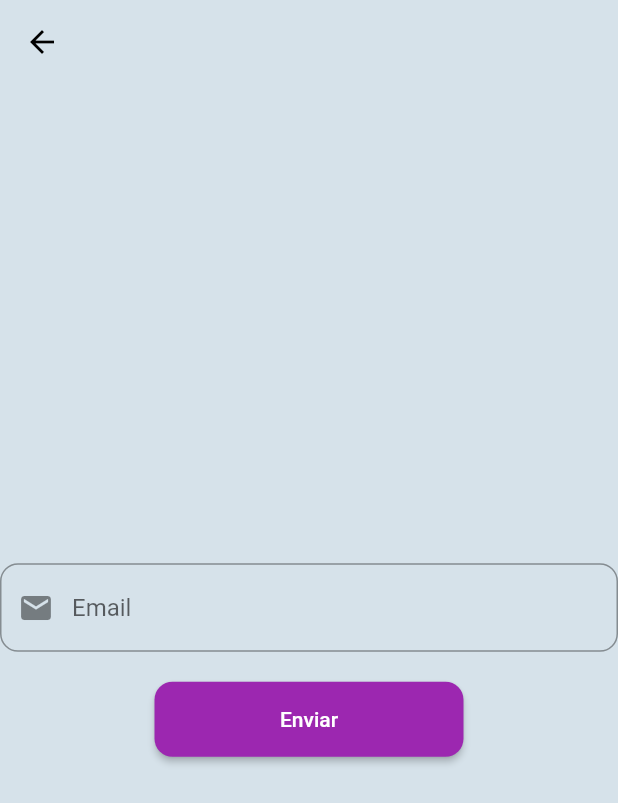
After one commit to JorgeArmas17/Arsim, a Flutter app: the screen it shows after launch, after a tap on "Recuperar Contraseña", on a phone screen of 412 x 824 dp. The commit adds this screen. Shown: the top 803 px of the screen. Run offline on Flutter 3.47's test engine with Material 2 defaults, Android fonts, the phone set to English and light mode, and no system bars; our stand-ins replace firebase_auth, firebase_core, rive; accounts and stored records are empty.

Commit message:
Recuperar Contraseña

```diff
--- a/lib/main.dart
+++ b/lib/main.dart
@@ -1,5 +1,4 @@
 import 'package:arsim/pages/auth_page.dart';
-import 'package:arsim/pages/login_page.dart';
 import 'package:flutter/material.dart';
 import 'package:firebase_core/firebase_core.dart';
 
--- /dev/null
+++ b/lib/pages/forgot_you_password.dart
@@ -0,0 +1,80 @@
+import 'package:arsim/pages/login_page.dart';
+import 'package:flutter/material.dart';
+
+import '../services/auth_services.dart';
+
+class ForgotPassScreen extends StatelessWidget {
+  ForgotPassScreen({Key? key}) : super(key: key);
+  TextEditingController _controller = TextEditingController();
+  @override
+  Widget build(BuildContext context) {
+    final Size size = MediaQuery.of(context).size;
+    return Scaffold(
+      backgroundColor: Color(0xffD6E2EA),
+      appBar: AppBar(
+        backgroundColor: Color(0xffD6E2EA),
+        elevation: 0,
+        iconTheme: const IconThemeData(color: Colors.black),
+      ),
+      body: Center(
+        child: Column(mainAxisAlignment: MainAxisAlignment.center, children: [
+          TextField(
+            controller: _controller,
+            onChanged: (value) {},
+            keyboardType: TextInputType.emailAddress,
+            decoration: InputDecoration(
+              hintText: "Email",
+              prefixIcon: const Icon(Icons.email),
+              border: OutlineInputBorder(
+                borderRadius: BorderRadius.circular(12),
+              ),
+            ),
+          ),
+          const SizedBox(height: 20),
+          MaterialButton(
+            minWidth: size.width * .5,
+            height: 50,
+            color: Colors.purple,
+            shape:
+                RoundedRectangleBorder(borderRadius: BorderRadius.circular(12)),
+            onPressed: () async {
+              if (_controller.text.trim().isEmpty) {
+                showToast(context, msg: "Error campo vacio");
+                return;
+              }
+              await AuthService.forgotYourPassword(_controller.text.trim());
+              Navigator.push(
+                context,
+                MaterialPageRoute(
+                  builder: (context) => LoginPage(
+                    onTap: () {},
+                  ),
+                ),
+              );
+            },
+            child: const Text(
+              "Enviar",
+              style: TextStyle(color: Colors.white),
+            ),
+          ),
+        ]),
+      ),
+    );
+  }
+
+  void showToast(BuildContext context, {required String msg}) {
+    ScaffoldMessenger.of(context).clearSnackBars();
+    ScaffoldMessenger.of(context).showSnackBar(
+      SnackBar(
+        shape: RoundedRectangleBorder(borderRadius: BorderRadius.circular(12)),
+        behavior: SnackBarBehavior.floating,
+        backgroundColor: Colors.redAccent,
+        content: Text(
+          msg,
+          style: TextStyle(color: Colors.white),
+          textAlign: TextAlign.center,
+        ),
+      ),
+    );
+  }
+}
--- a/lib/pages/login_page.dart
+++ b/lib/pages/login_page.dart
@@ -2,6 +2,8 @@ import 'package:arsim/components/my_button.dart';
 import 'package:firebase_auth/firebase_auth.dart';
 import 'package:flutter/material.dart';
 import 'package:rive/rive.dart';
+
+import 'forgot_you_password.dart';
 
 class LoginPage extends StatefulWidget {
   final Function()? onTap;
@@ -142,6 +144,14 @@ class _LoginPageState extends State<LoginPage> {
               //forgot password
               Padding(
                 padding: const EdgeInsets.symmetric(horizontal: 25.0),
+                child: InkWell(
+                  onTap: () {
+                    // Aquí rediriges a la otra pantalla
+                    Navigator.push(
+                        context,
+                        MaterialPageRoute(
+                            builder: (context) => ForgotPassScreen()));
+                  },
                   child: Row(
                     mainAxisAlignment: MainAxisAlignment.end,
                     children: [
@@ -149,9 +159,11 @@ class _LoginPageState extends State<LoginPage> {
                         'Recuperar Contraseña',
                         style: TextStyle(
                           decoration: TextDecoration.underline,
-                          color: Colors.grey[600]),
+                          color: Colors.grey[600],
+                        ),
                       ),
                     ],
+                  ),
                 ),
               ),
 
--- a/lib/pages/register_page.dart
+++ b/lib/pages/register_page.dart
@@ -1,6 +1,5 @@
 import 'package:arsim/components/my_button.dart';
 import 'package:arsim/components/my_textfield.dart';
-import 'package:arsim/components/square_tile.dart';
 import 'package:firebase_auth/firebase_auth.dart';
 import 'package:flutter/material.dart';
 
--- /dev/null
+++ b/lib/services/auth_services.dart
@@ -0,0 +1,14 @@
+import 'dart:developer';
+import 'package:firebase_auth/firebase_auth.dart';
+
+final _auth = FirebaseAuth.instance;
+
+class AuthService {
+  static Future<void> forgotYourPassword(String email) async {
+    try {
+      await _auth.sendPasswordResetEmail(email: email);
+    } catch (e) {
+      log(e.toString());
+    }
+  }
+}
```
Also changed, not shown: 1 other file. Lines whose indentation alone changed are shown as unchanged.
